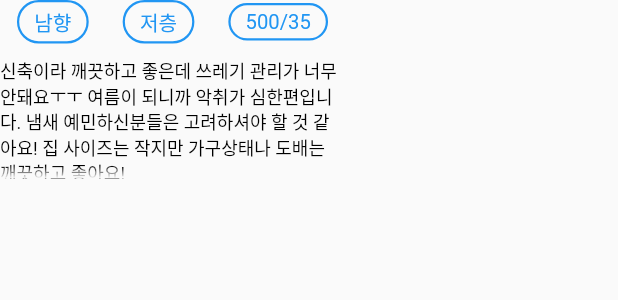
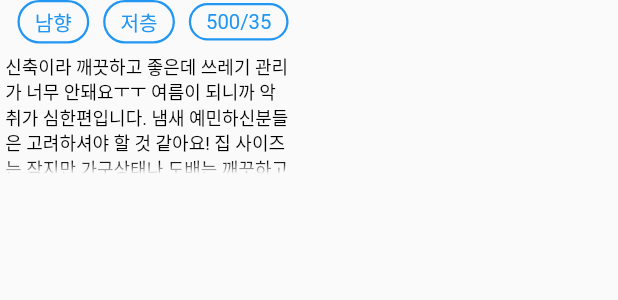
Before and after one commit to lookinmin/viewing, a Flutter app: what txtForRoom() shows on an empty page, opened directly, on a phone screen of 412 x 824 dp. Shown: the top 300 px of the screen. Run offline on Flutter 3.47's test engine with Material 2 defaults, Android fonts, the phone set to English and light mode, and no system bars; our stand-ins replace carousel_slider, geolocator, percent_indicator, webview_flutter; missing offline and left inert: kakaomap_webview.

Commit message:
민수/RoomInfo/화면 깨지는 오류 수정

```diff
--- a/viewing/lib/roomInfo/room.dart
+++ b/viewing/lib/roomInfo/room.dart
@@ -429,8 +429,8 @@ Widget Review(int num, var date, var name, var pic) {
           mainAxisAlignment: MainAxisAlignment.spaceBetween,
           children: [
             Container(
-              padding: EdgeInsets.fromLTRB(10, 5, 5, 10),
-              height: 120,
+              padding: EdgeInsets.fromLTRB(5, 5, 5, 5),
+              width: 150,
               child: ClipRRect(
                 borderRadius: BorderRadius.circular(20.0),
                 child: Image.asset(
@@ -599,8 +599,8 @@ Widget txtForRoom() {
     child: Column(
       children: [
         Container(
-          width: 230,
-          margin: EdgeInsets.fromLTRB(0, 0, 0, 10),
+          width: 190,
+          margin: EdgeInsets.fromLTRB(7, 0, 0, 7),
           child: Row(
             mainAxisAlignment: MainAxisAlignment.spaceAround,
             children: [
@@ -611,7 +611,7 @@ Widget txtForRoom() {
           ),
         ),
         Container(
-          width: 230,
+          width: 190,
           height: 80,
           child: Row(
             children: [
--- a/viewing/pubspec.yaml
+++ b/viewing/pubspec.yaml
@@ -3,7 +3,7 @@ description: A new Flutter project.
 
 # The following line prevents the package from being accidentally published to
 # pub.dev using `flutter pub publish`. This is preferred for private packages.
-publish_to: 'none' # Remove this line if you wish to publish to pub.dev
+publish_to: "none" # Remove this line if you wish to publish to pub.dev
 
 # The following defines the version and build number for your application.
 # A version number is three numbers separated by dots, like 1.2.43
@@ -30,7 +30,7 @@ dependencies:
   flutter:
     sdk: flutter
   kakaomap_webview: ^0.6.2
-
+  percent_indicator: ^4.0.1
 
   # The following adds the Cupertino Icons font to your application.
   # Use with the CupertinoIcons class for iOS style icons.
```
Also changed, not shown: viewing/pubspec.lock.
